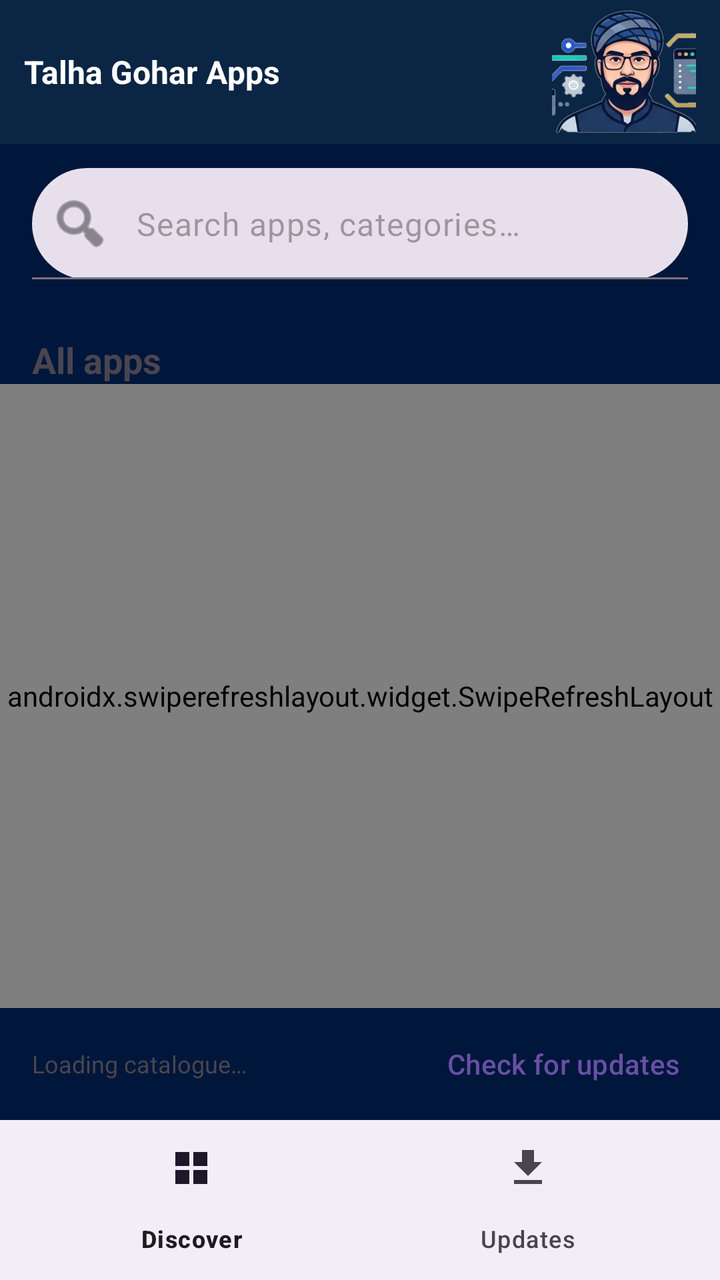
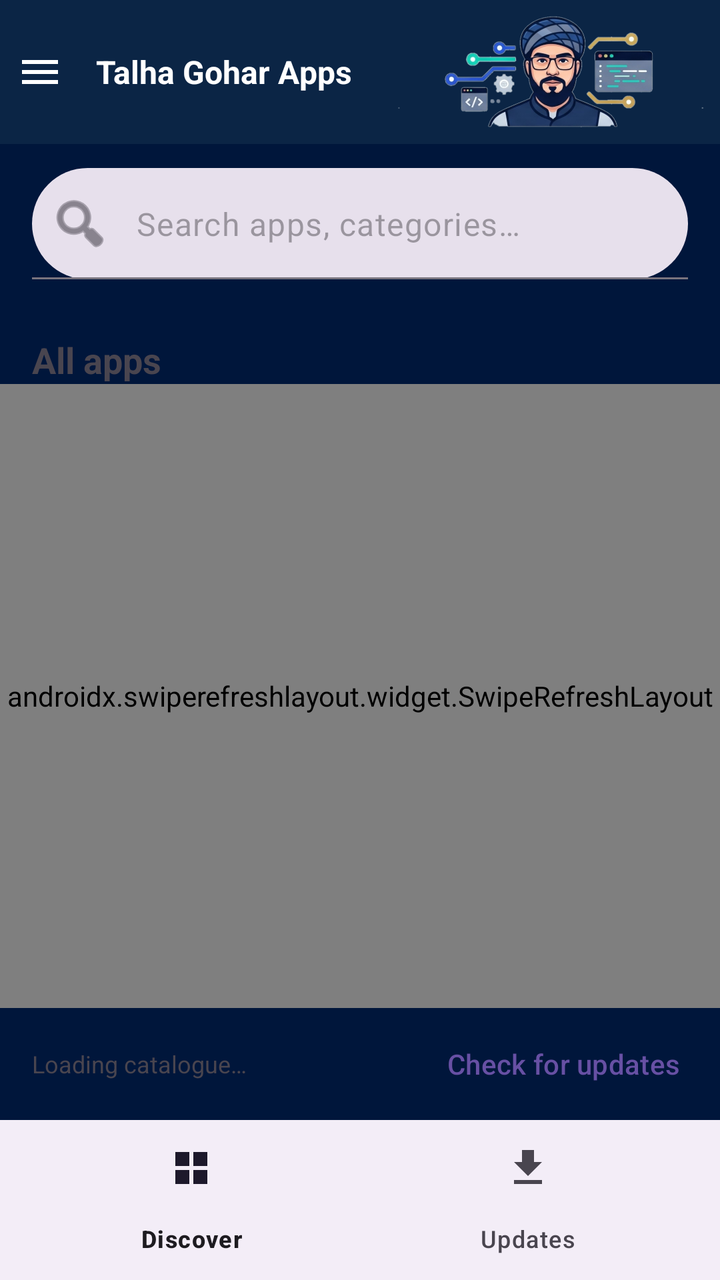

Screens rendered from an Android XML layout before and after an edit, with the pre-edit source and the edit as a unified diff.
<!-- AndroidManifest.xml: activity theme Theme.GoharStore.Splash -->
<!-- res/layout/activity_main.xml -->
<?xml version="1.0" encoding="utf-8"?>
<androidx.drawerlayout.widget.DrawerLayout xmlns:android="http://schemas.android.com/apk/res/android"
    xmlns:app="http://schemas.android.com/apk/res-auto"
    android:id="@+id/drawerLayout"
    android:layout_width="match_parent"
    android:layout_height="match_parent"
    android:fitsSystemWindows="true">

<LinearLayout
    android:layout_width="match_parent"
    android:layout_height="match_parent"
    android:fitsSystemWindows="true"
    android:orientation="vertical">

    <com.google.android.material.appbar.AppBarLayout
        android:layout_width="match_parent"
        android:layout_height="wrap_content">

        <androidx.appcompat.widget.Toolbar
            android:id="@+id/toolbar"
            android:layout_width="match_parent"
            android:layout_height="72dp"
            android:background="@color/gohar_navy"
            app:contentInsetEnd="0dp"
            app:contentInsetStart="0dp"
            app:title="">

            
            <LinearLayout
                android:layout_width="match_parent"
                android:layout_height="match_parent"
                android:gravity="center_vertical"
                android:orientation="horizontal">

                <TextView
                    android:id="@+id/toolbarTitle"
                    android:layout_width="wrap_content"
                    android:layout_height="wrap_content"
                    android:layout_marginStart="12dp"
                    android:ellipsize="none"
                    android:maxLines="1"
                    android:singleLine="true"
                    android:text="@string/app_name"
                    android:textColor="@android:color/white"
                    android:textSize="@dimen/toolbar_title_size"
                    android:textStyle="bold" />

                <Space
                    android:layout_width="0dp"
                    android:layout_height="1dp"
                    android:layout_weight="1" />

                <ImageView
                    android:layout_width="72dp"
                    android:layout_height="64dp"
                    android:layout_marginEnd="12dp"
                    android:contentDescription="@string/app_name"
                    android:scaleType="centerCrop"
                    android:src="@drawable/toolbar_banner" />

            </LinearLayout>

        </androidx.appcompat.widget.Toolbar>

    </com.google.android.material.appbar.AppBarLayout>

    
    <LinearLayout
        android:id="@+id/contentColumn"
        android:layout_width="match_parent"
        android:layout_height="0dp"
        android:layout_weight="1"
        android:orientation="vertical">

    <com.google.android.material.textfield.TextInputLayout
        android:layout_width="match_parent"
        android:layout_height="wrap_content"
        android:layout_marginStart="@dimen/content_margin"
        android:layout_marginTop="12dp"
        android:layout_marginEnd="@dimen/content_margin"
        app:boxBackgroundMode="filled"
        app:boxBackgroundColor="?attr/colorSurfaceVariant"
        app:boxCornerRadiusTopStart="28dp"
        app:boxCornerRadiusTopEnd="28dp"
        app:boxCornerRadiusBottomStart="28dp"
        app:boxCornerRadiusBottomEnd="28dp"
        app:hintEnabled="false"
        app:startIconDrawable="@android:drawable/ic_menu_search">

        <com.google.android.material.textfield.TextInputEditText
            android:id="@+id/search"
            android:layout_width="match_parent"
            android:layout_height="wrap_content"
            android:hint="@string/search_hint"
            android:imeOptions="actionSearch"
            android:inputType="text"
            android:paddingStart="8dp"
            android:paddingEnd="16dp" />

    </com.google.android.material.textfield.TextInputLayout>

    
    <com.google.android.material.card.MaterialCardView
        android:id="@+id/featuredCard"
        android:layout_width="match_parent"
        android:layout_height="wrap_content"
        android:layout_marginStart="@dimen/content_margin"
        android:layout_marginTop="12dp"
        android:layout_marginEnd="@dimen/content_margin"
        android:visibility="gone"
        app:cardCornerRadius="24dp"
        app:cardElevation="6dp"
        app:strokeColor="?attr/colorOutlineVariant"
        app:strokeWidth="1dp">

        <LinearLayout
            android:id="@+id/featuredBackground"
            android:layout_width="match_parent"
            android:layout_height="wrap_content"
            android:orientation="vertical"
            android:padding="12dp">

            <TextView
                android:layout_width="wrap_content"
                android:layout_height="wrap_content"
                android:text="@string/featured_label"
                android:textColor="@color/gohar_gold"
                android:textSize="11sp"
                android:textStyle="bold"
                android:letterSpacing="0.18" />

            <LinearLayout
                android:layout_width="match_parent"
                android:layout_height="wrap_content"
                android:layout_marginTop="8dp"
                android:gravity="center_vertical"
                android:orientation="horizontal">

            
            <FrameLayout
                android:layout_width="56dp"
                android:layout_height="56dp">

                <TextView
                    android:id="@+id/featuredIcon"
                    android:layout_width="match_parent"
                    android:layout_height="match_parent"
                    android:gravity="center"
                    android:text="S"
                    android:textColor="@android:color/white"
                    android:textSize="26sp"
                    android:textStyle="bold" />

                <com.google.android.material.card.MaterialCardView
                    android:layout_width="match_parent"
                    android:layout_height="match_parent"
                    app:cardBackgroundColor="@android:color/transparent"
                    app:cardCornerRadius="18dp"
                    app:cardElevation="0dp">

                    <ImageView
                        android:id="@+id/featuredIconImage"
                        android:layout_width="match_parent"
                        android:layout_height="match_parent"
                        android:scaleType="centerCrop"
                        android:visibility="gone" />

                </com.google.android.material.card.MaterialCardView>
            </FrameLayout>

                <LinearLayout
                    android:layout_width="0dp"
                    android:layout_height="wrap_content"
                    android:layout_marginStart="16dp"
                    android:layout_weight="1"
                    android:orientation="vertical">

                    <TextView
                        android:id="@+id/featuredName"
                        android:layout_width="wrap_content"
                        android:layout_height="wrap_content"
                        android:textColor="@android:color/white"
                        android:textSize="17sp"
                        android:textStyle="bold" />

                    <TextView
                        android:id="@+id/featuredTagline"
                        android:layout_width="wrap_content"
                        android:layout_height="wrap_content"
                        android:layout_marginTop="2dp"
                        android:ellipsize="end"
                        android:maxLines="1"
                        android:textColor="#DCE8F5"
                        android:textSize="13sp" />

                    <TextView
                        android:id="@+id/featuredMeta"
                        android:layout_width="wrap_content"
                        android:layout_height="wrap_content"
                        android:layout_marginTop="4dp"
                        android:textColor="#AEC6DE"
                        android:textSize="12sp" />

                </LinearLayout>
            </LinearLayout>

            <LinearLayout
                android:layout_width="match_parent"
                android:layout_height="wrap_content"
                android:layout_marginTop="10dp"
                android:orientation="horizontal">

                <com.google.android.material.button.MaterialButton
                    android:id="@+id/featuredButton"
                    android:layout_width="0dp"
                    android:layout_height="@dimen/hero_button_height"
                    android:layout_weight="1"
                    android:text="@string/install"
                    android:textSize="13sp"
                    app:backgroundTint="@android:color/white"
                    app:cornerRadius="24dp"
                    android:textColor="@color/gohar_navy" />

                <com.google.android.material.button.MaterialButton
                    android:id="@+id/featuredDetailsButton"
                    style="@style/Widget.Material3.Button.OutlinedButton"
                    android:layout_width="0dp"
                    android:layout_height="@dimen/hero_button_height"
                    android:layout_marginStart="10dp"
                    android:layout_weight="1"
                    android:text="@string/view_details"
                    android:textSize="13sp"
                    android:textColor="@android:color/white"
                    app:cornerRadius="24dp"
                    app:strokeColor="@android:color/white" />

            </LinearLayout>

        </LinearLayout>

        
        <ImageButton
            android:id="@+id/featuredDismiss"
            android:layout_width="32dp"
            android:layout_height="32dp"
            android:layout_gravity="top|end"
            android:layout_margin="4dp"
            android:background="@android:color/transparent"
            android:contentDescription="@string/dismiss_featured"
            android:src="@drawable/ic_close"
            android:tint="@android:color/white" />
    </com.google.android.material.card.MaterialCardView>

    
    <HorizontalScrollView
        android:id="@+id/chipsScroll"
        android:layout_width="match_parent"
        android:layout_height="wrap_content"
        android:layout_marginTop="12dp"
        android:scrollbars="none">

        <com.google.android.material.chip.ChipGroup
            android:id="@+id/chipGroup"
            android:layout_width="wrap_content"
            android:layout_height="wrap_content"
            android:paddingStart="@dimen/chip_row_padding"
            android:paddingEnd="@dimen/chip_row_padding"
            app:singleSelection="true"
            app:selectionRequired="true" />
    </HorizontalScrollView>

    <TextView
        android:id="@+id/sectionTitle"
        android:layout_width="wrap_content"
        android:layout_height="wrap_content"
        android:layout_marginStart="@dimen/content_margin"
        android:layout_marginTop="16dp"
        android:text="@string/all_apps"
        android:textSize="@dimen/section_title_size"
        android:textStyle="bold" />

    <FrameLayout
        android:layout_width="match_parent"
        android:layout_height="0dp"
        android:layout_weight="1">

        <androidx.swiperefreshlayout.widget.SwipeRefreshLayout
            android:id="@+id/swipe"
            android:layout_width="match_parent"
            android:layout_height="match_parent">

            <androidx.recyclerview.widget.RecyclerView
                android:id="@+id/recycler"
                android:layout_width="match_parent"
                android:layout_height="match_parent"
                android:clipToPadding="false"
                android:paddingBottom="12dp" />

        </androidx.swiperefreshlayout.widget.SwipeRefreshLayout>

        
        <LinearLayout
            android:id="@+id/loadingState"
            android:layout_width="wrap_content"
            android:layout_height="wrap_content"
            android:layout_gravity="center"
            android:gravity="center"
            android:orientation="vertical"
            android:visibility="gone">

            <ProgressBar
                android:layout_width="48dp"
                android:layout_height="48dp"
                android:layout_gravity="center_horizontal"
                android:indeterminateTint="@color/gohar_teal" />

            <TextView
                android:layout_width="wrap_content"
                android:layout_height="wrap_content"
                android:layout_marginTop="12dp"
                android:text="@string/loading_catalogue"
                android:textSize="15sp" />

        </LinearLayout>

        <TextView
            android:id="@+id/emptyState"
            android:layout_width="wrap_content"
            android:layout_height="wrap_content"
            android:layout_gravity="center"
            android:gravity="center"
            android:padding="32dp"
            android:text="@string/no_apps_search"
            android:textSize="15sp"
            android:visibility="gone" />

    </FrameLayout>

    <LinearLayout
        android:layout_width="match_parent"
        android:layout_height="wrap_content"
        android:gravity="center_vertical"
        android:orientation="horizontal"
        android:paddingStart="@dimen/content_margin"
        android:paddingTop="4dp"
        android:paddingEnd="8dp"
        android:paddingBottom="4dp">

        <TextView
            android:id="@+id/sourceNote"
            android:layout_width="0dp"
            android:layout_height="wrap_content"
            android:layout_weight="1"
            android:text="@string/loading_catalogue"
            android:textSize="12sp" />

        <com.google.android.material.button.MaterialButton
            android:id="@+id/refreshButton"
            style="@style/Widget.Material3.Button.TextButton"
            android:layout_width="wrap_content"
            android:layout_height="wrap_content"
            android:text="@string/check_for_updates" />

    </LinearLayout>

    </LinearLayout>

    <com.google.android.material.bottomnavigation.BottomNavigationView
        android:id="@+id/bottomNav"
        android:layout_width="match_parent"
        android:layout_height="wrap_content"
        app:labelVisibilityMode="labeled"
        app:menu="@menu/bottom_nav" />

</LinearLayout>

    
    <com.google.android.material.navigation.NavigationView
        android:id="@+id/navView"
        android:layout_width="wrap_content"
        android:layout_height="match_parent"
        android:layout_gravity="start"
        android:background="@color/gohar_card"
        app:headerLayout="@layout/nav_header_main"
        app:itemBackground="@drawable/drawer_item_background"
        app:itemIconTint="@color/gohar_teal"
        app:itemTextColor="@color/drawer_item_text"
        app:menu="@menu/drawer_menu" />

</androidx.drawerlayout.widget.DrawerLayout>
<!-- res/layout/nav_header_main.xml (included above) -->
<?xml version="1.0" encoding="utf-8"?>
<LinearLayout xmlns:android="http://schemas.android.com/apk/res/android"
    android:layout_width="match_parent"
    android:layout_height="wrap_content"
    android:background="@color/gohar_navy"
    android:orientation="vertical"
    android:paddingStart="20dp"
    android:paddingTop="28dp"
    android:paddingEnd="20dp"
    android:paddingBottom="18dp">

    <ImageView
        android:layout_width="180dp"
        android:layout_height="68dp"
        android:adjustViewBounds="true"
        android:contentDescription="@string/app_name"
        android:scaleType="fitCenter"
        android:src="@drawable/toolbar_banner" />

    <TextView
        android:layout_width="wrap_content"
        android:layout_height="wrap_content"
        android:layout_marginTop="14dp"
        android:text="@string/app_name"
        android:textColor="@android:color/white"
        android:textSize="20sp"
        android:textStyle="bold" />

    <TextView
        android:layout_width="wrap_content"
        android:layout_height="wrap_content"
        android:layout_marginTop="2dp"
        android:text="@string/drawer_subtitle"
        android:textColor="#C7D6E8"
        android:textSize="13sp" />

    <TextView
        android:id="@+id/navVersion"
        android:layout_width="wrap_content"
        android:layout_height="wrap_content"
        android:layout_marginTop="8dp"
        android:textColor="@color/gohar_gold"
        android:textSize="12sp" />

    <View
        android:layout_width="48dp"
        android:layout_height="3dp"
        android:layout_marginTop="12dp"
        android:background="@color/gohar_gold" />

</LinearLayout>
<!-- resources referenced by this layout -->
<resources>
  <color name="gohar_card">#FFFFFF</color>
  <color name="gohar_gold">#E9B44C</color>
  <color name="gohar_navy">#0B2545</color>
  <color name="gohar_teal">#0E9594</color>
  <dimen name="chip_row_padding">12dp</dimen>
  <dimen name="content_margin">16dp</dimen>
  <dimen name="hero_button_height">36dp</dimen>
  <dimen name="section_title_size">18sp</dimen>
  <dimen name="toolbar_title_size">16sp</dimen>
  <!-- drawable drawer_item_background (drawable) -->
  <?xml version="1.0" encoding="utf-8"?>
  <selector xmlns:android="http://schemas.android.com/apk/res/android">
      <item android:drawable="@color/drawer_item_selected" android:state_checked="true" />
      <item android:drawable="@android:color/transparent" />
  </selector>
  <!-- drawable ic_close (drawable) -->
  <?xml version="1.0" encoding="utf-8"?>
  <vector xmlns:android="http://schemas.android.com/apk/res/android"
      android:width="24dp"
      android:height="24dp"
      android:viewportWidth="24"
      android:viewportHeight="24"
      android:tint="?attr/colorControlNormal">
      <path
          android:fillColor="@android:color/white"
          android:pathData="M19,6.41L17.59,5 12,10.59 6.41,5 5,6.41 10.59,12 5,17.59 6.41,19 12,13.41 17.59,19 19,17.59 13.41,12z" />
  </vector>
  <!-- drawable toolbar_banner: png bitmap (drawable-xxxhdpi, 305640 bytes) -->
  <string name="all_apps">All apps</string>
  <string name="app_name">Talha Gohar Apps</string>
  <string name="check_for_updates">Check for updates</string>
  <string name="dismiss_featured">Dismiss featured app</string>
  <string name="drawer_subtitle">Free apps by Muhammad Talha Bin Fareed</string>
  <string name="featured_label">✦ FEATURED</string>
  <string name="install">Install</string>
  <string name="loading_catalogue">Loading catalogue…</string>
  <string name="no_apps_search">No apps match that search.</string>
  <string name="search_hint">Search apps, categories…</string>
  <string name="view_details">View details</string>
  <style name="Theme.GoharStore.Splash" parent="Theme.Material3.DayNight.NoActionBar">
          <item name="android:windowBackground">@drawable/splash_background</item>
          <item name="android:windowNoTitle">true</item>
      </style>
  <color name="drawer_item_selected">#D6F2F1</color>
  <!-- drawable splash_background (drawable) -->
  <?xml version="1.0" encoding="utf-8"?>
  <layer-list xmlns:android="http://schemas.android.com/apk/res/android">
      <item android:drawable="@color/gohar_icon_bg" />
      
      <item
          android:width="300dp"
          android:height="222dp"
          android:gravity="center">
          <bitmap
              android:src="@drawable/splash_logo"
              android:gravity="fill" />
      </item>
  </layer-list>
  <color name="gohar_icon_bg">#00163B</color>
  <!-- drawable splash_logo: png bitmap (drawable-xxxhdpi, 530160 bytes) -->
</resources>

<!-- the commit's change to res/layout/activity_main.xml (unified diff, before → after) -->
@@ -32,11 +32,21 @@
                 android:gravity="center_vertical"
                 android:orientation="horizontal">
 
+                <ImageButton
+                    android:id="@+id/drawerButton"
+                    android:layout_width="40dp"
+                    android:layout_height="48dp"
+                    android:background="?attr/selectableItemBackgroundBorderless"
+                    android:contentDescription="@string/drawer_open"
+                    android:scaleType="center"
+                    android:src="@drawable/ic_menu"
+                    android:tint="@android:color/white" />
+
                 <TextView
                     android:id="@+id/toolbarTitle"
                     android:layout_width="wrap_content"
                     android:layout_height="wrap_content"
-                    android:layout_marginStart="12dp"
+                    android:layout_marginStart="8dp"
                     android:ellipsize="none"
                     android:maxLines="1"
                     android:singleLine="true"
@@ -51,11 +61,12 @@
                     android:layout_weight="1" />
 
                 <ImageView
-                    android:layout_width="72dp"
-                    android:layout_height="64dp"
-                    android:layout_marginEnd="12dp"
+                    android:layout_width="wrap_content"
+                    android:layout_height="58dp"
+                    android:layout_marginEnd="8dp"
+                    android:adjustViewBounds="true"
                     android:contentDescription="@string/app_name"
-                    android:scaleType="centerCrop"
+                    android:scaleType="fitCenter"
                     android:src="@drawable/toolbar_banner" />
 
             </LinearLayout>
<!-- resource entries referenced after the edit -->
@@ -27,11 +27,23 @@
           android:fillColor="@android:color/white"
           android:pathData="M19,6.41L17.59,5 12,10.59 6.41,5 5,6.41 10.59,12 5,17.59 6.41,19 12,13.41 17.59,19 19,17.59 13.41,12z" />
   </vector>
+  <!-- drawable ic_menu (drawable) -->
+  <?xml version="1.0" encoding="utf-8"?>
+  <vector xmlns:android="http://schemas.android.com/apk/res/android"
+      android:width="24dp"
+      android:height="24dp"
+      android:viewportWidth="24"
+      android:viewportHeight="24">
+      <path
+          android:fillColor="#000000"
+          android:pathData="M3,6h18v2H3V6zm0,5h18v2H3v-2zm0,5h18v2H3v-2z" />
+  </vector>
   <!-- drawable toolbar_banner: png bitmap (drawable-xxxhdpi, 305640 bytes) -->
   <string name="all_apps">All apps</string>
   <string name="app_name">Talha Gohar Apps</string>
   <string name="check_for_updates">Check for updates</string>
   <string name="dismiss_featured">Dismiss featured app</string>
+  <string name="drawer_open">Open menu</string>
   <string name="drawer_subtitle">Free apps by Muhammad Talha Bin Fareed</string>
   <string name="featured_label">✦ FEATURED</string>
   <string name="install">Install</string>
